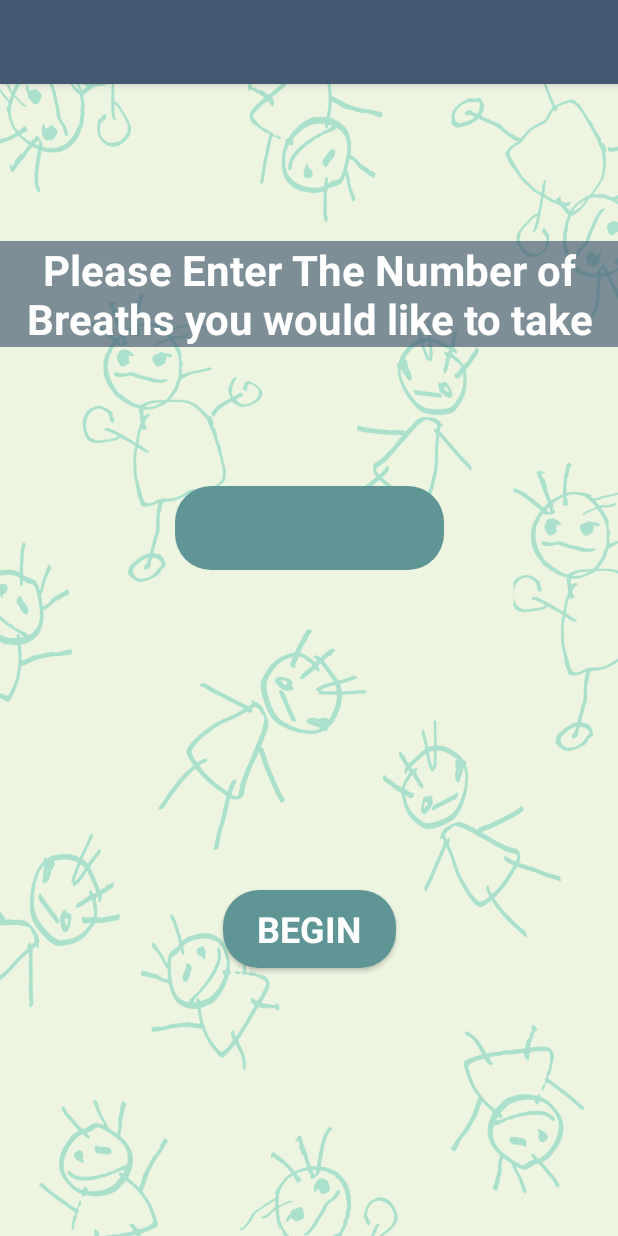
After one commit to gurjeetsingh/Practical-Parenting-Andorid-Application, an Android app: the layout activity_breath_setup.xml on its own in the app's theme, with its tools: preview values and no code run, on a phone screen of 412 x 824 dp. The commit adds this screen. Run offline under Robolectric (Android 15) with nearby library versions, the light colour scheme and no system bars; Roboto replaces fonts that are not available here.

Commit message:
merge problem

```diff
--- /dev/null
+++ b/app/src/main/res/layout/activity_breath_setup.xml
@@ -0,0 +1,27 @@
+<?xml version="1.0" encoding="utf-8"?>
+<androidx.coordinatorlayout.widget.CoordinatorLayout xmlns:android="http://schemas.android.com/apk/res/android"
+    xmlns:app="http://schemas.android.com/apk/res-auto"
+    xmlns:tools="http://schemas.android.com/tools"
+    android:layout_width="match_parent"
+    android:layout_height="match_parent"
+    android:background="@drawable/background"
+    tools:context=".UI.BreathSetup">
+
+    <com.google.android.material.appbar.AppBarLayout
+        android:layout_width="match_parent"
+        android:layout_height="wrap_content"
+        android:theme="@style/AppTheme.AppBarOverlay">
+
+        <androidx.appcompat.widget.Toolbar
+            android:id="@+id/toolbar"
+            android:layout_width="match_parent"
+            android:layout_height="?attr/actionBarSize"
+            android:background="?attr/colorPrimary"
+            app:popupTheme="@style/AppTheme.PopupOverlay" />
+
+    </com.google.android.material.appbar.AppBarLayout>
+
+    <include layout="@layout/content_breath_setup" />
+
+
+</androidx.coordinatorlayout.widget.CoordinatorLayout>
--- a/app/src/main/res/layout/activity_deep_breath.xml
+++ b/app/src/main/res/layout/activity_deep_breath.xml
@@ -75,7 +75,7 @@
         android:layout_height="wrap_content"
         android:layout_marginTop="16dp"
         android:layout_marginBottom="16dp"
-        android:background="@color/directionBackground"
+        android:background="#A6445871"
         android:fontFamily="@font/imprima"
         android:text="@string/_2"
         android:textAlignment="center"
@@ -95,7 +95,7 @@
         android:layout_height="wrap_content"
         android:layout_marginTop="32dp"
         android:layout_marginBottom="32dp"
-        android:background="@color/directionBackground"
+        android:background="#A6445871"
         android:fontFamily="@font/imprima"
         android:text="@string/breaths_remaining"
         android:textColor="#FFFFFF"
--- a/app/src/main/res/layout/breath_num_spinner_dropdown.xml
+++ b/app/src/main/res/layout/breath_num_spinner_dropdown.xml
@@ -6,7 +6,7 @@
     style="?attr/spinnerDropDownItemStyle"
     android:layout_width="match_parent"
     android:layout_height="40dp"
-    android:background="@color/enterTextBackground"
+    android:background="#A6445871"
     android:ellipsize="marquee"
     android:fontFamily="@font/imprima"
     android:singleLine="true"
--- a/app/src/main/res/layout/content_breath_setup.xml
+++ b/app/src/main/res/layout/content_breath_setup.xml
@@ -10,7 +10,7 @@
         android:id="@+id/textView"
         android:layout_width="wrap_content"
         android:layout_height="wrap_content"
-        android:background="@color/directionBackground"
+        android:background="#A6445871"
         android:fontFamily="@font/imprima"
         android:text="@string/breath_setup_directions"
         android:textAlignment="center"
```
Also changed, not shown: app/src/main/res/anim/zoom_in.xml (added, +18 -0 lines), app/src/main/res/anim/zoom_out.xml (added, +17 -0 lines), app/src/main/res/drawable-hdpi/circle.png (added).
